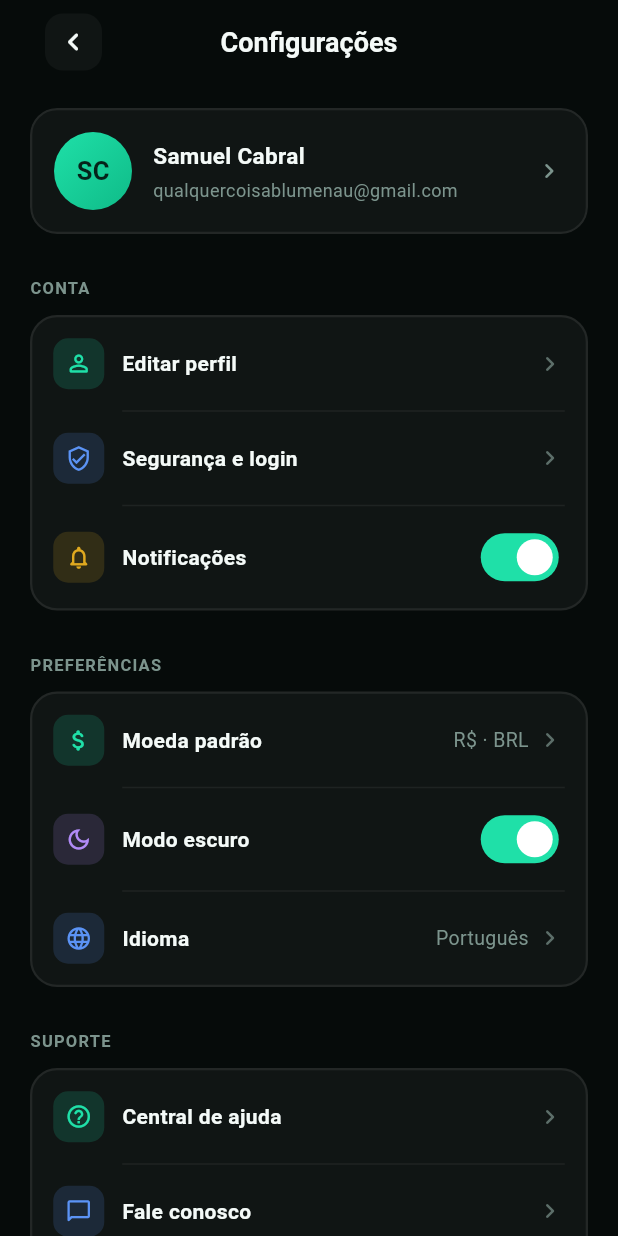
After one commit to PatryckDiasDelfes/sem_sufoco, a Flutter app: the SettingsPage screen opened by its route, on a phone screen of 412 x 824 dp. The commit adds this screen. Run offline on Flutter 3.47's test engine with Material 3 defaults, Android fonts, the phone set to English and light mode, and no system bars; our stand-ins replace go_router.

Commit message:
feat: add settings page and related components, update app routing and color palette

```diff
--- a/lib/core/routes/app_router.dart
+++ b/lib/core/routes/app_router.dart
@@ -1,5 +1,6 @@
 import 'package:go_router/go_router.dart';
 import 'package:sem_sufoco/features/login/page/login_page.dart';
+import 'package:sem_sufoco/features/settings/page/settings_page.dart';
 
 final GoRouter appRouter = GoRouter(
   initialLocation: '/login',
@@ -11,5 +12,11 @@ final GoRouter appRouter = GoRouter(
         return const LoginPage();
       },
     ),
+    GoRoute(
+      path: '/settings',
+      builder: (context, state) {
+        return const SettingsPage();
+      },
+    ),
   ],
 );
--- a/lib/core/theme/app_colors.dart
+++ b/lib/core/theme/app_colors.dart
@@ -12,4 +12,20 @@ class AppColors {
   static const Color tertiary = Color(0xFF98FFE0);
 
   static const Color cardGreen = Color(0xFF009D71);
+
+  // Settings (dark) palette
+  static const Color darkBackground = Color(0xFF060B0A);
+  static const Color darkSurface = Color(0x0AFFFFFF); // white 4%
+  static const Color darkBorder = Color(0x14FFFFFF); // white 8%
+  static const Color darkDivider = Color(0x0FFFFFFF); // white 6%
+  static const Color textPrimary = Color(0xFFF4FAF8);
+  static const Color textMuted = Color(0xFF7C948D);
+  static const Color chevron = Color(0xFF5C6E69);
+  static const Color accent = Color(0xFF1FE0A8);
+  static const Color accentDark = Color(0xFF0FBB88);
+  static const Color onAccent = Color(0xFF05231A);
+  static const Color blue = Color(0xFF5B93F5);
+  static const Color yellow = Color(0xFFE0A91F);
+  static const Color purple = Color(0xFFB18BF7);
+  static const Color danger = Color(0xFFFF6B6B);
 }
--- /dev/null
+++ b/lib/features/settings/page/settings_page.dart
@@ -0,0 +1,185 @@
+import 'package:flutter/material.dart';
+import 'package:go_router/go_router.dart';
+import 'package:sem_sufoco/core/theme/app_colors.dart';
+import 'package:sem_sufoco/features/settings/widgets/profile_card.dart';
+import 'package:sem_sufoco/features/settings/widgets/settings_section.dart';
+import 'package:sem_sufoco/features/settings/widgets/settings_tile.dart';
+
+class SettingsPage extends StatefulWidget {
+  const SettingsPage({super.key});
+
+  @override
+  State<SettingsPage> createState() => _SettingsPageState();
+}
+
+class _SettingsPageState extends State<SettingsPage> {
+  bool _notifications = true;
+  bool _darkMode = true;
+
+  @override
+  Widget build(BuildContext context) {
+    return Scaffold(
+      backgroundColor: AppColors.darkBackground,
+      appBar: AppBar(
+        backgroundColor: AppColors.darkBackground,
+        surfaceTintColor: Colors.transparent,
+        centerTitle: true,
+        leadingWidth: 78,
+        leading: Padding(
+          padding: const EdgeInsets.only(left: 20),
+          child: Center(
+            child: SizedBox(
+              width: 38,
+              height: 38,
+              child: IconButton(
+                padding: EdgeInsets.zero,
+                style: IconButton.styleFrom(
+                  backgroundColor: AppColors.darkSurface,
+                  shape: RoundedRectangleBorder(
+                    borderRadius: BorderRadius.circular(12),
+                  ),
+                ),
+                icon: const Icon(
+                  Icons.chevron_left_rounded,
+                  color: AppColors.textPrimary,
+                ),
+                onPressed: () {
+                  if (context.canPop()) context.pop();
+                },
+              ),
+            ),
+          ),
+        ),
+        title: const Text(
+          'Configurações',
+          style: TextStyle(
+            color: AppColors.textPrimary,
+            fontSize: 18,
+            fontWeight: FontWeight.w700,
+          ),
+        ),
+      ),
+      body: ListView(
+        padding: const EdgeInsets.fromLTRB(20, 16, 20, 32),
+        children: [
+          ProfileCard(
+            name: 'Samuel Cabral',
+            email: 'qualquercoisablumenau@gmail.com',
+            onTap: () {},
+          ),
+          const SizedBox(height: 28),
+
+          SettingsSection(
+            title: 'Conta',
+            children: [
+              SettingsTile(
+                icon: Icons.person_outline_rounded,
+                iconColor: AppColors.accent,
+                label: 'Editar perfil',
+                onTap: () {},
+              ),
+              SettingsTile(
+                icon: Icons.verified_user_outlined,
+                iconColor: AppColors.blue,
+                label: 'Segurança e login',
+                onTap: () {},
+              ),
+              SettingsTile.toggle(
+                icon: Icons.notifications_none_rounded,
+                iconColor: AppColors.yellow,
+                label: 'Notificações',
+                switchValue: _notifications,
+                onChanged: (v) => setState(() => _notifications = v),
+              ),
+            ],
+          ),
+          const SizedBox(height: 28),
+
+          SettingsSection(
+            title: 'Preferências',
+            children: [
+              SettingsTile(
+                icon: Icons.attach_money_rounded,
+                iconColor: AppColors.accent,
+                label: 'Moeda padrão',
+                value: r'R$ · BRL',
+                onTap: () {},
+              ),
+              SettingsTile.toggle(
+                icon: Icons.dark_mode_outlined,
+                iconColor: AppColors.purple,
+                label: 'Modo escuro',
+                switchValue: _darkMode,
+                onChanged: (v) => setState(() => _darkMode = v),
+              ),
+              SettingsTile(
+                icon: Icons.language_rounded,
+                iconColor: AppColors.blue,
+                label: 'Idioma',
+                value: 'Português',
+                onTap: () {},
+              ),
+            ],
+          ),
+          const SizedBox(height: 28),
+
+          SettingsSection(
+            title: 'Suporte',
+            children: [
+              SettingsTile(
+                icon: Icons.help_outline_rounded,
+                iconColor: AppColors.accent,
+                label: 'Central de ajuda',
+                onTap: () {},
+              ),
+              SettingsTile(
+                icon: Icons.chat_bubble_outline_rounded,
+                iconColor: AppColors.blue,
+                label: 'Fale conosco',
+                onTap: () {},
+              ),
+              SettingsTile(
+                icon: Icons.star_outline_rounded,
+                iconColor: AppColors.yellow,
+                label: 'Avaliar o app',
+                onTap: () {},
+              ),
+            ],
+          ),
+          const SizedBox(height: 22),
+
+          SizedBox(
+            height: 48,
+            child: TextButton.icon(
+              onPressed: () => context.go('/login'),
+              style: TextButton.styleFrom(
+                backgroundColor: AppColors.danger.withValues(alpha: 0.08),
+                foregroundColor: AppColors.danger,
+                shape: RoundedRectangleBorder(
+                  borderRadius: BorderRadius.circular(16),
+                ),
+                textStyle: const TextStyle(
+                  fontSize: 14,
+                  fontWeight: FontWeight.w600,
+                ),
+              ),
+              icon: const Icon(Icons.logout_rounded, size: 18),
+              label: const Text('Sair da conta'),
+            ),
+          ),
+          const SizedBox(height: 20),
+
+          Center(
+            child: Text(
+              'Versão 1.0.0',
+              style: TextStyle(
+                color: AppColors.textMuted.withValues(alpha: 0.6),
+                fontSize: 11,
+              ),
+            ),
+          ),
+        ],
+      ),
+    );
+  }
+}
--- /dev/null
+++ b/lib/features/settings/widgets/profile_card.dart
@@ -0,0 +1,94 @@
+import 'package:flutter/material.dart';
+import 'package:sem_sufoco/core/theme/app_colors.dart';
+
+class ProfileCard extends StatelessWidget {
+  const ProfileCard({
+    super.key,
+    required this.name,
+    required this.email,
+    this.onTap,
+  });
+
+  final String name;
+  final String email;
+  final VoidCallback? onTap;
+
+  String get _initials {
+    final parts = name.trim().split(RegExp(r'\s+'));
+    if (parts.length == 1) return parts.first[0].toUpperCase();
+    return (parts.first[0] + parts.last[0]).toUpperCase();
+  }
+
+  @override
+  Widget build(BuildContext context) {
+    return Material(
+      color: AppColors.darkSurface,
+      shape: RoundedRectangleBorder(
+        borderRadius: BorderRadius.circular(18),
+        side: const BorderSide(color: AppColors.darkBorder, width: 1.5),
+      ),
+      clipBehavior: Clip.antiAlias,
+      child: InkWell(
+        onTap: onTap,
+        child: Padding(
+          padding: const EdgeInsets.all(16),
+          child: Row(
+            children: [
+              Container(
+                width: 52,
+                height: 52,
+                alignment: Alignment.center,
+                decoration: const BoxDecoration(
+                  shape: BoxShape.circle,
+                  gradient: LinearGradient(
+                    begin: Alignment.topLeft,
+                    end: Alignment.bottomRight,
+                    colors: [AppColors.accent, AppColors.accentDark],
+                  ),
+                ),
+                child: Text(
+                  _initials,
+                  style: const TextStyle(
+                    color: AppColors.onAccent,
+                    fontSize: 17,
+                    fontWeight: FontWeight.w700,
+                  ),
+                ),
+              ),
+              const SizedBox(width: 14),
+              Expanded(
+                child: Column(
+                  crossAxisAlignment: CrossAxisAlignment.start,
+                  children: [
+                    Text(
+                      name,
+                      style: const TextStyle(
+                        color: AppColors.textPrimary,
+                        fontSize: 15,
+                        fontWeight: FontWeight.w700,
+                      ),
+                    ),
+                    const SizedBox(height: 4),
+                    Text(
+                      email,
+                      overflow: TextOverflow.ellipsis,
+                      style: const TextStyle(
+                        color: AppColors.textMuted,
+                        fontSize: 12,
+                      ),
+                    ),
+                  ],
+                ),
+              ),
+              const Icon(
+                Icons.chevron_right_rounded,
+                color: AppColors.textMuted,
+                size: 20,
+              ),
+            ],
+          ),
+        ),
+      ),
+    );
+  }
+}
--- /dev/null
+++ b/lib/features/settings/widgets/settings_section.dart
@@ -0,0 +1,57 @@
+import 'package:flutter/material.dart';
+import 'package:sem_sufoco/core/theme/app_colors.dart';
+
+class SettingsSection extends StatelessWidget {
+  const SettingsSection({
+    super.key,
+    required this.title,
+    required this.children,
+  });
+
+  final String title;
+  final List<Widget> children;
+
+  @override
+  Widget build(BuildContext context) {
+    final rows = <Widget>[];
+    for (var i = 0; i < children.length; i++) {
+      rows.add(children[i]);
+      if (i < children.length - 1) {
+        rows.add(
+          const Divider(
+            height: 1,
+            thickness: 1,
+            indent: 60,
+            endIndent: 14,
+            color: AppColors.darkDivider,
+          ),
+        );
+      }
+    }
+
+    return Column(
+      crossAxisAlignment: CrossAxisAlignment.start,
+      children: [
+        Text(
+          title.toUpperCase(),
+          style: const TextStyle(
+            color: AppColors.textMuted,
+            fontSize: 11,
+            fontWeight: FontWeight.w700,
+            letterSpacing: 0.8,
+          ),
+        ),
+        const SizedBox(height: 10),
+        Container(
+          decoration: BoxDecoration(
+            color: AppColors.darkSurface,
+            borderRadius: BorderRadius.circular(18),
+            border: Border.all(color: AppColors.darkBorder, width: 1.5),
+          ),
+          clipBehavior: Clip.antiAlias,
+          child: Column(children: rows),
+        ),
+      ],
+    );
+  }
+}
--- /dev/null
+++ b/lib/features/settings/widgets/settings_tile.dart
@@ -0,0 +1,95 @@
+import 'package:flutter/material.dart';
+import 'package:sem_sufoco/core/theme/app_colors.dart';
+
+class SettingsTile extends StatelessWidget {
+  const SettingsTile({
+    super.key,
+    required this.icon,
+    required this.iconColor,
+    required this.label,
+    this.value,
+    this.onTap,
+  }) : switchValue = null,
+       onChanged = null;
+
+  const SettingsTile.toggle({
+    super.key,
+    required this.icon,
+    required this.iconColor,
+    required this.label,
+    required bool this.switchValue,
+    required this.onChanged,
+  }) : value = null,
+       onTap = null;
+
+  final IconData icon;
+  final Color iconColor;
+  final String label;
+  final String? value;
+  final VoidCallback? onTap;
+  final bool? switchValue;
+  final ValueChanged<bool>? onChanged;
+
+  bool get _isToggle => switchValue != null;
+
+  @override
+  Widget build(BuildContext context) {
+    return InkWell(
+      onTap: _isToggle ? () => onChanged?.call(!switchValue!) : onTap,
+      child: Padding(
+        padding: const EdgeInsets.symmetric(horizontal: 14, vertical: 14),
+        child: Row(
+          children: [
+            Container(
+              width: 34,
+              height: 34,
+              decoration: BoxDecoration(
+                color: iconColor.withValues(alpha: 0.16),
+                borderRadius: BorderRadius.circular(10),
+              ),
+              child: Icon(icon, color: iconColor, size: 18),
+            ),
+            const SizedBox(width: 12),
+            Expanded(
+              child: Text(
+                label,
+                style: const TextStyle(
+                  color: AppColors.textPrimary,
+                  fontSize: 14,
+                  fontWeight: FontWeight.w600,
+                ),
+              ),
+            ),
+            if (_isToggle)
+              Switch(
+                value: switchValue!,
+                onChanged: onChanged,
+                activeThumbColor: AppColors.white,
+                activeTrackColor: AppColors.accent,
+                inactiveThumbColor: AppColors.white,
+                inactiveTrackColor: AppColors.chevron,
+                trackOutlineColor: WidgetStateProperty.all(Colors.transparent),
+                materialTapTargetSize: MaterialTapTargetSize.shrinkWrap,
+              )
+            else ...[
+              if (value != null)
+                Text(
+                  value!,
+                  style: const TextStyle(
+                    color: AppColors.textMuted,
+                    fontSize: 13,
+                  ),
+                ),
+              const SizedBox(width: 4),
+              const Icon(
+                Icons.chevron_right_rounded,
+                color: AppColors.chevron,
+                size: 20,
+              ),
+            ],
+          ],
+        ),
+      ),
+    );
+  }
+}
```
Also changed, not shown: pubspec.lock, 1 other file.
